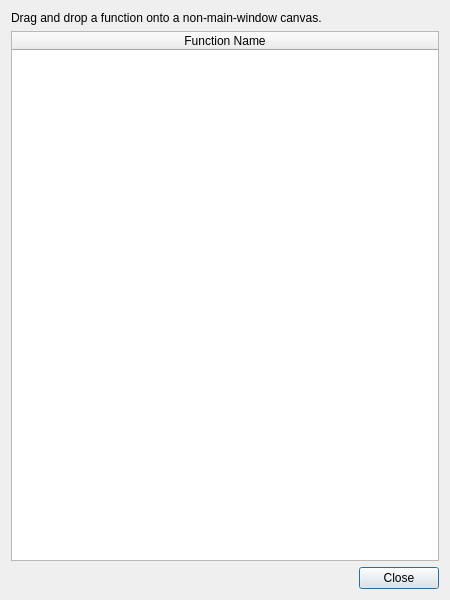
The window that UI/glitch-user-functions.ui (textbrowser/glitch) describes before a commit, drawn with Qt 5.
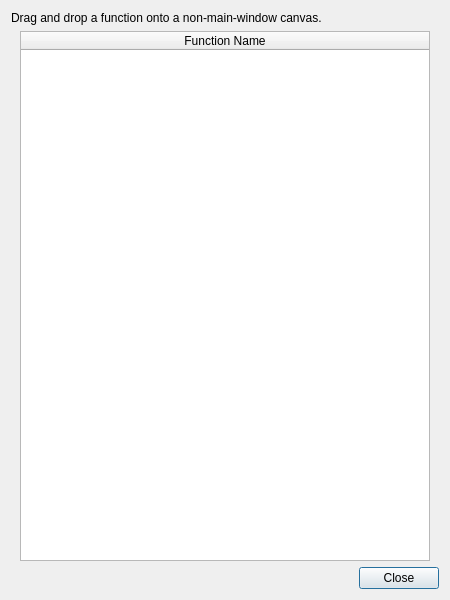
The same window after the commit. Icons and pictures are not drawn. Custom widgets are drawn as their Qt base class.

Commit message: Docked User Functions.

Patch:
```diff
--- a/UI/glitch-user-functions.ui
+++ b/UI/glitch-user-functions.ui
@@ -29,6 +29,15 @@
     </widget>
    </item>
    <item>
+    <widget class="QFrame" name="frame">
+     <layout class="QVBoxLayout" name="verticalLayout_2">
+      <property name="topMargin">
+       <number>0</number>
+      </property>
+      <property name="bottomMargin">
+       <number>0</number>
+      </property>
+      <item>
     <widget class="glitch_user_functions_tablewidget" name="functions">
      <property name="dragEnabled">
       <bool>true</bool>
@@ -62,6 +71,9 @@
        <string>Function Name</string>
       </property>
      </column>
+       </widget>
+      </item>
+     </layout>
     </widget>
    </item>
    <item>
```
Lines whose indentation alone changed are shown as unchanged. The commit also changes 4 other files.
